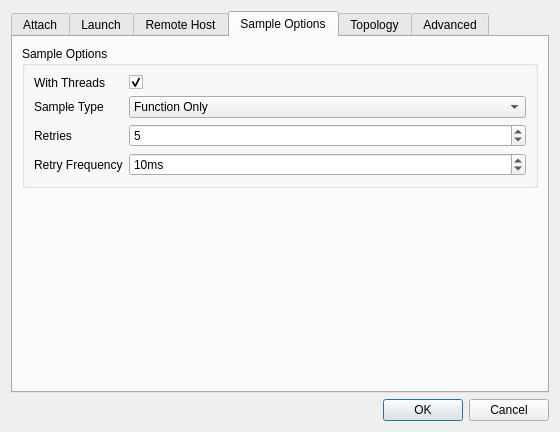
Qt form src/plugins/SWAT/JobControlDialog.ui (PTGF/Swat) before a commit.
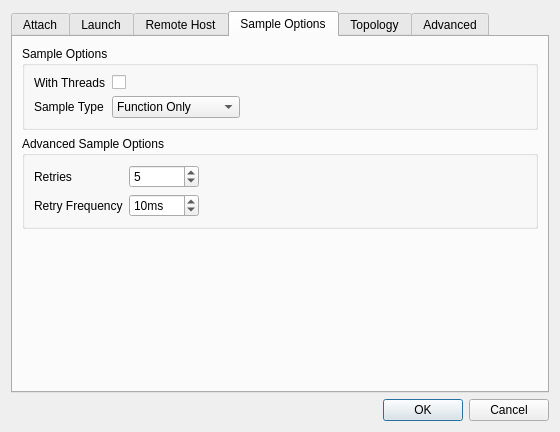
The same form after that commit. The open tabs and pages were chosen to show the change.

What changed in the file:
```diff
--- a/src/plugins/SWAT/JobControlDialog.ui
+++ b/src/plugins/SWAT/JobControlDialog.ui
@@ -153,7 +153,7 @@
          <property name="title">
           <string>Sample Options</string>
          </property>
-         <layout class="QFormLayout" name="formLayout">
+         <layout class="QGridLayout" name="gridLayout_7">
           <item row="0" column="0">
            <widget class="QLabel" name="lblWithThreads">
             <property name="text">
@@ -166,9 +166,6 @@
             <property name="text">
              <string/>
             </property>
-            <property name="checked">
-             <bool>true</bool>
-            </property>
            </widget>
           </item>
           <item row="1" column="0">
@@ -197,28 +194,50 @@
             </item>
            </widget>
           </item>
-          <item row="2" column="0">
+          <item row="1" column="2">
+           <spacer name="horizontalSpacer_2">
+            <property name="orientation">
+             <enum>Qt::Horizontal</enum>
+            </property>
+            <property name="sizeHint" stdset="0">
+             <size>
+              <width>40</width>
+              <height>20</height>
+             </size>
+            </property>
+           </spacer>
+          </item>
+         </layout>
+        </widget>
+       </item>
+       <item>
+        <widget class="QGroupBox" name="groupBox_3">
+         <property name="title">
+          <string>Advanced Sample Options</string>
+         </property>
+         <layout class="QGridLayout" name="gridLayout">
+          <item row="0" column="0">
            <widget class="QLabel" name="lblRetries">
             <property name="text">
              <string>Retries</string>
             </property>
            </widget>
           </item>
-          <item row="2" column="1">
+          <item row="0" column="1">
            <widget class="QSpinBox" name="txtRetries">
             <property name="value">
              <number>5</number>
             </property>
            </widget>
           </item>
-          <item row="3" column="0">
+          <item row="2" column="0">
            <widget class="QLabel" name="lblRetryFrequency">
             <property name="text">
              <string>Retry Frequency</string>
             </property>
            </widget>
           </item>
-          <item row="3" column="1">
+          <item row="2" column="1">
            <widget class="QSpinBox" name="txtRetryFrequency">
             <property name="suffix">
              <string>ms</string>
@@ -231,6 +250,19 @@
             </property>
            </widget>
           </item>
+          <item row="0" column="2">
+           <spacer name="horizontalSpacer">
+            <property name="orientation">
+             <enum>Qt::Horizontal</enum>
+            </property>
+            <property name="sizeHint" stdset="0">
+             <size>
+              <width>40</width>
+              <height>20</height>
+             </size>
+            </property>
+           </spacer>
+          </item>
          </layout>
         </widget>
        </item>
```
Left out of the diff: 70 changed lines with no effect on the pictures.
